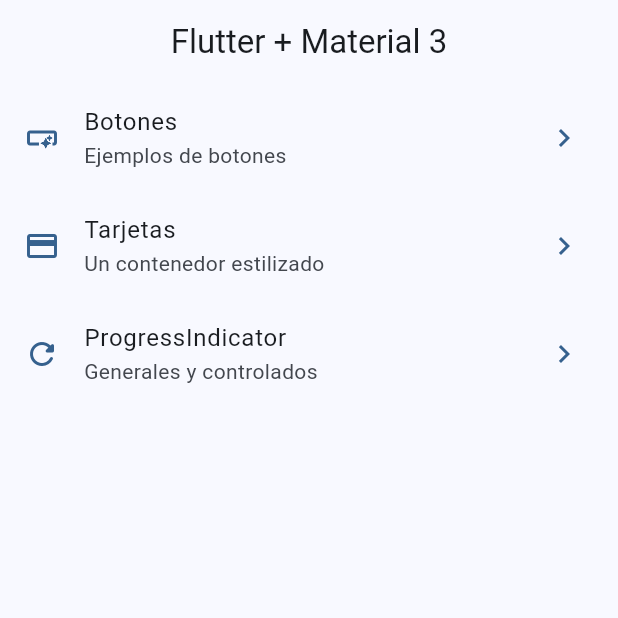
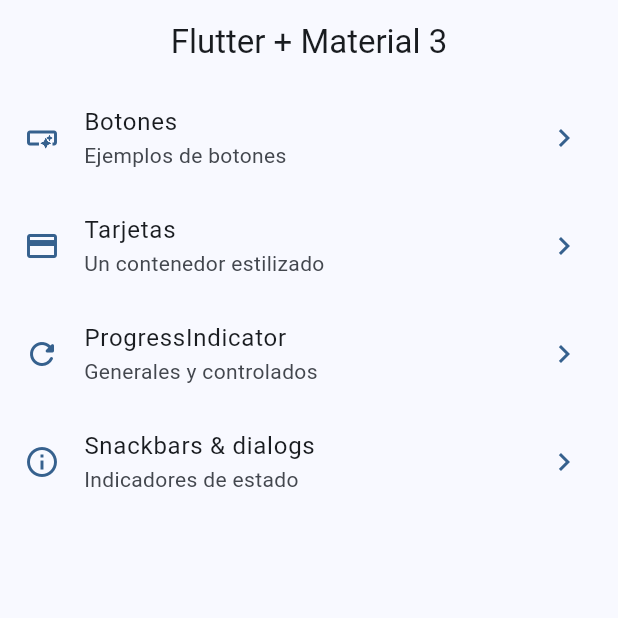
Before and after one commit to dportilla/widgets_app, a Flutter app: the screen it shows after launch, on a phone screen of 412 x 824 dp, the top half of it. Run offline on Flutter 3.47's test engine with Material 2 defaults, Android fonts, the phone set to English and light mode, and no system bars; our stand-ins replace go_router.

Commit message:
Snackbar finished

```diff
--- a/lib/config/menu/menu_items.dart
+++ b/lib/config/menu/menu_items.dart
@@ -35,4 +35,11 @@ const appMenuItems = <MenuItem>[
     link: '/progress',
     icon: Icons.refresh_rounded
   ),
+
+  MenuItem(
+    title: 'Snackbars & dialogs',
+    subTitle: 'Indicadores de estado',
+    link: '/snackbar',
+    icon: Icons.info_outline
+  ),
 ];
--- a/lib/config/router/app_router.dart
+++ b/lib/config/router/app_router.dart
@@ -29,5 +29,11 @@ final appRouter = GoRouter(
       name: ProgressScreen.name,
       builder: (context, state) => const ProgressScreen(),
     ),
+
+    GoRoute(
+      path: '/snackbar',
+      name: SnackbarScreen.name,
+      builder: (context, state) => const SnackbarScreen(),
+    ),
   ],
 );
--- a/lib/main.dart
+++ b/lib/main.dart
@@ -13,6 +13,7 @@ class MainApp extends StatelessWidget {
   @override
   Widget build(BuildContext context) {
     return MaterialApp.router(
+      title: 'Widgets App',
       routerConfig: appRouter,
       debugShowCheckedModeBanner: false,
       theme: AppTheme(selectedColor: 0).getTheme(),
```
Also changed, not shown: lib/presentation/screens/snackbar/snackbar_screen.dart (+70 -1 lines).
